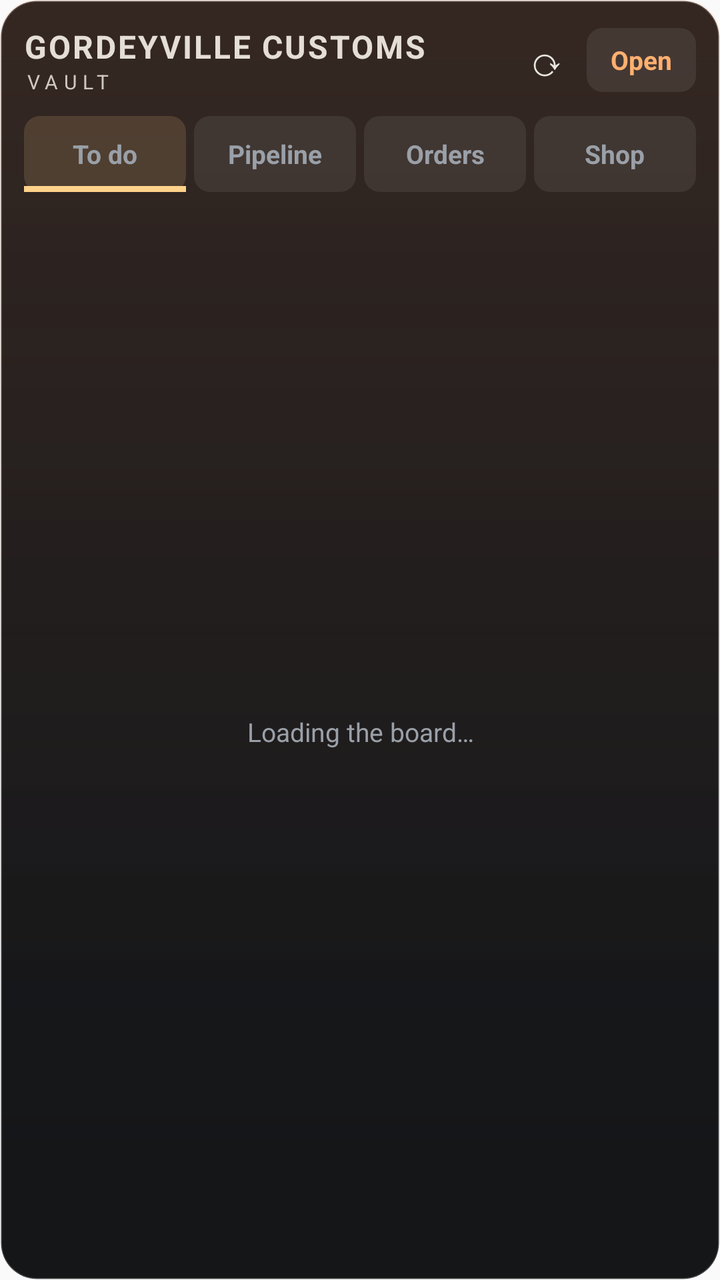
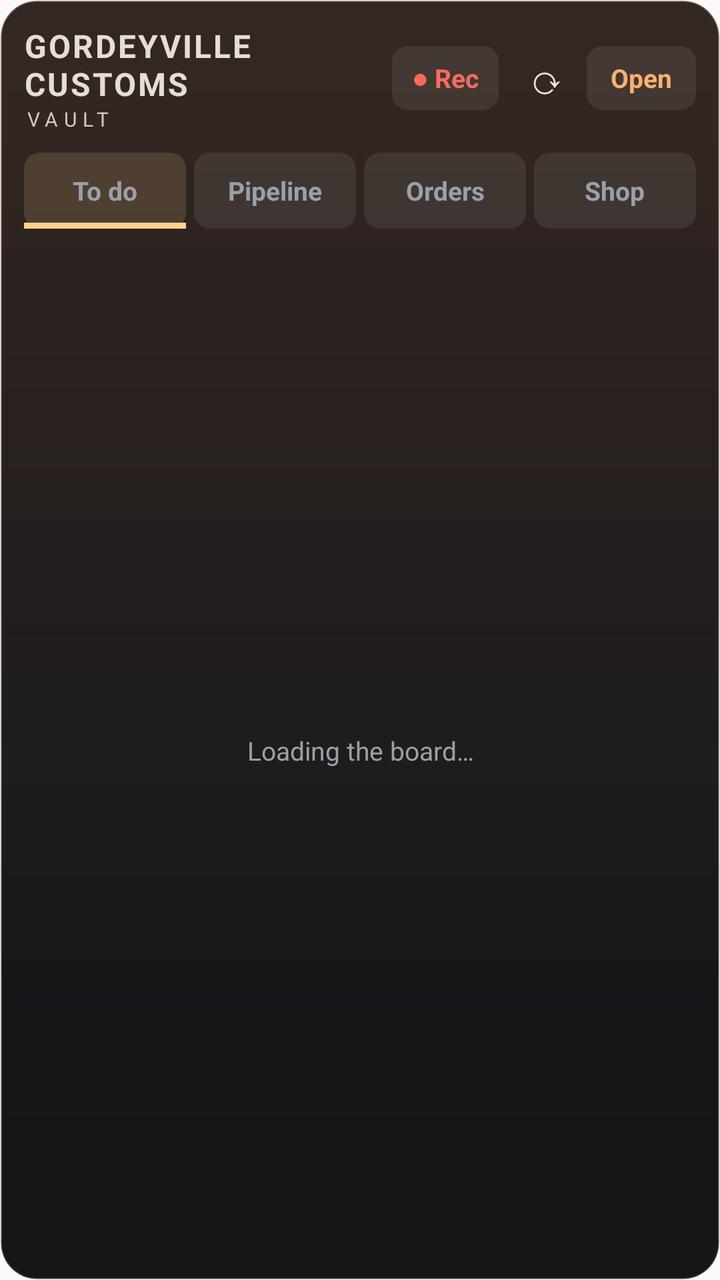

Compare the two renders of this Android layout. The source of the first and the diff that turns it into the second are given below.
<!-- AndroidManifest.xml: application theme AppTheme -->
<!-- res/layout/widget_shop.xml -->
<?xml version="1.0" encoding="utf-8"?>
<LinearLayout xmlns:android="http://schemas.android.com/apk/res/android"
    android:id="@+id/root"
    android:layout_width="match_parent"
    android:layout_height="match_parent"
    android:orientation="vertical"
    android:padding="12dp"
    android:background="@drawable/widget_bg">

    <LinearLayout
        android:layout_width="match_parent"
        android:layout_height="wrap_content"
        android:orientation="horizontal"
        android:gravity="center_vertical">
        <LinearLayout
            android:id="@+id/title_box"
            android:layout_width="0dp"
            android:layout_height="wrap_content"
            android:layout_weight="1"
            android:orientation="vertical">
            <TextView
                android:id="@+id/title"
                android:layout_width="wrap_content"
                android:layout_height="wrap_content"
                android:text="GORDEYVILLE CUSTOMS"
                android:textColor="#FFE4DED6"
                android:textSize="16sp"
                android:textStyle="bold"
                android:letterSpacing="0.06"/>
            <TextView
                android:id="@+id/updated"
                android:layout_width="wrap_content"
                android:layout_height="wrap_content"
                android:text="VAULT"
                android:letterSpacing="0.3"
                android:textColor="#FFCFC9C0"
                android:textSize="10sp"/>
        </LinearLayout>
        <TextView
            android:id="@+id/refresh"
            android:layout_width="40dp"
            android:layout_height="36dp"
            android:gravity="center"
            android:text="⟳"
            android:textColor="#FFE9E6E1"
            android:textSize="20sp"/>
        <TextView
            android:id="@+id/open"
            android:layout_width="wrap_content"
            android:layout_height="32dp"
            android:gravity="center"
            android:paddingLeft="12dp"
            android:paddingRight="12dp"
            android:background="@drawable/widget_tab_off"
            android:text="Open"
            android:textColor="#FFFFB070"
            android:textStyle="bold"
            android:textSize="13sp"/>
    </LinearLayout>

    <LinearLayout
        android:layout_width="match_parent"
        android:layout_height="wrap_content"
        android:layout_marginTop="10dp"
        android:layout_marginBottom="8dp"
        android:orientation="horizontal">
        <TextView
            android:id="@+id/tab_todo"
            android:layout_width="0dp"
            android:layout_height="38dp"
            android:layout_weight="1"
            android:layout_marginRight="4dp"
            android:gravity="center"
            android:background="@drawable/widget_tab_on_todo"
            android:text="To do"
            android:textStyle="bold"
            android:textSize="13sp"
            android:textColor="#FF9AA0A8"/>
        <TextView
            android:id="@+id/tab_pipeline"
            android:layout_width="0dp"
            android:layout_height="38dp"
            android:layout_weight="1"
            android:layout_marginRight="4dp"
            android:gravity="center"
            android:background="@drawable/widget_tab_off"
            android:text="Pipeline"
            android:textStyle="bold"
            android:textSize="13sp"
            android:textColor="#FF9AA0A8"/>
        <TextView
            android:id="@+id/tab_orders"
            android:layout_width="0dp"
            android:layout_height="38dp"
            android:layout_weight="1"
            android:layout_marginRight="4dp"
            android:gravity="center"
            android:background="@drawable/widget_tab_off"
            android:text="Orders"
            android:textStyle="bold"
            android:textSize="13sp"
            android:textColor="#FF9AA0A8"/>
        <TextView
            android:id="@+id/tab_shop"
            android:layout_width="0dp"
            android:layout_height="38dp"
            android:layout_weight="1"
            
            android:gravity="center"
            android:background="@drawable/widget_tab_off"
            android:text="Shop"
            android:textStyle="bold"
            android:textSize="13sp"
            android:textColor="#FF9AA0A8"/>
    </LinearLayout>

    <FrameLayout
        android:layout_width="match_parent"
        android:layout_height="0dp"
        android:layout_weight="1">
        <ListView
            android:id="@+id/list"
            android:layout_width="match_parent"
            android:layout_height="match_parent"
            android:divider="@null"
            android:dividerHeight="0dp"/>
        <TextView
            android:id="@+id/empty"
            android:layout_width="match_parent"
            android:layout_height="match_parent"
            android:gravity="center"
            android:text="Loading the board…"
            android:textColor="#FF9AA0A8"
            android:textSize="13sp"/>
    </FrameLayout>
</LinearLayout>
<!-- resources referenced by this layout -->
<resources>
  <!-- drawable widget_bg (drawable) -->
  <?xml version="1.0" encoding="utf-8"?>
  <layer-list xmlns:android="http://schemas.android.com/apk/res/android">
      <item><shape android:shape="rectangle">
          <gradient android:angle="270" android:startColor="#F5141518" android:centerColor="#F50F1013" android:endColor="#F50B0C0E"/>
          <stroke android:width="1dp" android:color="#33FFFFFF"/>
          <corners android:radius="18dp"/></shape></item>
      <item android:bottom="140dp"><shape android:shape="rectangle">
          <gradient android:angle="270" android:startColor="#1AFF7828" android:endColor="#00FF7828"/>
          <corners android:radius="18dp"/></shape></item>
  </layer-list>
  <!-- drawable widget_tab_off (drawable) -->
  <?xml version="1.0" encoding="utf-8"?>
  <shape xmlns:android="http://schemas.android.com/apk/res/android" android:shape="rectangle">
      <solid android:color="#14FFFFFF"/>
      <corners android:radius="8dp"/>
  </shape>
  <!-- drawable widget_tab_on_todo (drawable) -->
  <?xml version="1.0" encoding="utf-8"?>
  <layer-list xmlns:android="http://schemas.android.com/apk/res/android">
      <item><shape android:shape="rectangle"><solid android:color="#26FFD28A"/><corners android:radius="8dp"/></shape></item>
      <item android:gravity="bottom" android:height="3dp"><shape android:shape="rectangle"><solid android:color="#FFFFD28A"/></shape></item>
  </layer-list>
  <style name="AppTheme" parent="Theme.AppCompat.Light.DarkActionBar">
          
          <item name="colorPrimary">@color/colorPrimary</item>
          <item name="colorPrimaryDark">@color/colorPrimaryDark</item>
          <item name="colorAccent">@color/colorAccent</item>
      </style>
</resources>

<!-- the commit's change to res/layout/widget_shop.xml (unified diff, before → after) -->
@@ -36,6 +36,19 @@
                 android:textColor="#FFCFC9C0"
                 android:textSize="10sp"/>
         </LinearLayout>
+        <TextView
+            android:id="@+id/rec"
+            android:layout_width="wrap_content"
+            android:layout_height="32dp"
+            android:layout_marginRight="4dp"
+            android:gravity="center"
+            android:paddingLeft="10dp"
+            android:paddingRight="10dp"
+            android:background="@drawable/widget_tab_off"
+            android:text="● Rec"
+            android:textColor="#FFFF6B5E"
+            android:textStyle="bold"
+            android:textSize="13sp"/>
         <TextView
             android:id="@+id/refresh"
             android:layout_width="40dp"
